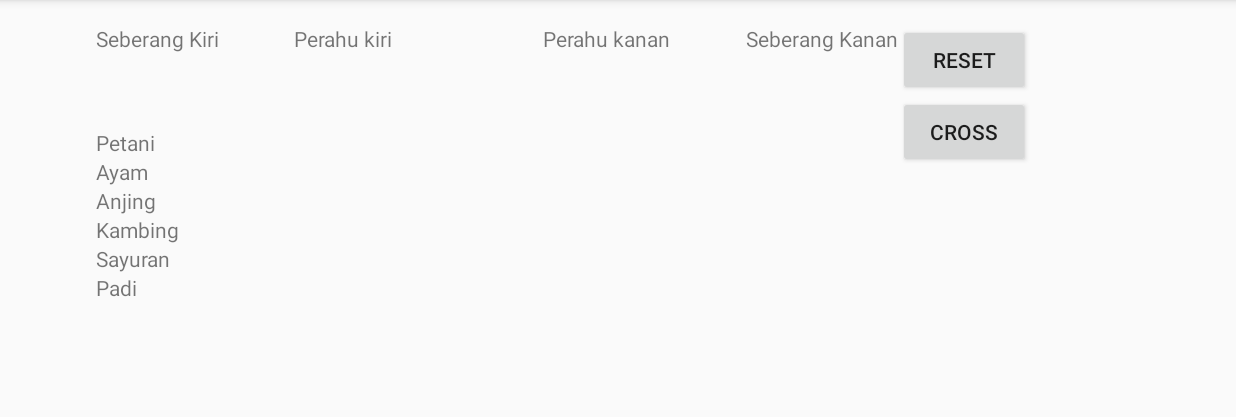
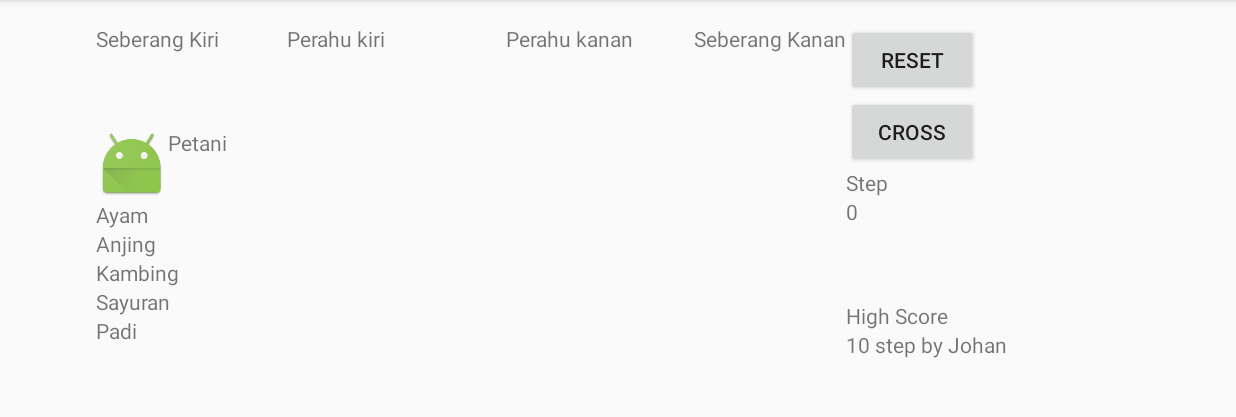
Before and after one commit to gunantosteven/RiverCrossing, an Android app: the screen it shows after launch (MainActivity), on a phone screen of 824 x 412 dp (held sideways), the part 72-489 px from its top. Run offline under Robolectric (Android 15) with nearby library versions, the phone set to English and light mode, and no system bars.

Commit message:
add step

```diff
--- a/app/src/main/java/com/gunsoft/rivercrossing/MainActivity.java
+++ b/app/src/main/java/com/gunsoft/rivercrossing/MainActivity.java
@@ -22,10 +22,12 @@ import android.widget.Toast;
 
 public class MainActivity extends ActionBarActivity {
 
-    TextView txtPetani, txtAyam, txtKambing, txtAnjing, txtSayuran, txtPadi;
+    TextView txtPetani, txtAyam, txtKambing, txtAnjing, txtSayuran, txtPadi, txtStep;
     LinearLayout linearlayout, seberangKiri, perahuKiri, perahuKanan, seberangKanan, sisiPerahuSekarang;
 
     String letakPerahu = "kiri";
+
+    int step = 0;
 
     @Override
     protected void onCreate(Bundle savedInstanceState) {
@@ -45,6 +47,8 @@ public class MainActivity extends ActionBarActivity {
         Button btnCross = (Button) findViewById(R.id.btnCross);
         Button btnReset = (Button) findViewById(R.id.btnReset);
 
+        txtStep = (TextView) findViewById(R.id.txtStep);
+
         //Urutan Logika IF
         // IF pertama seberang Kiri
         // Kedua perahu kiri
@@ -59,10 +63,15 @@ public class MainActivity extends ActionBarActivity {
 
                 switch (eventaction) {
                     case MotionEvent.ACTION_DOWN:
+                        // jika kapal diisi oleh lebih dari 3 objek maka ditolak
                         if((((ViewGroup)txtPetani.getParent()) == seberangKiri ||
                                 ((ViewGroup)txtPetani.getParent()) == seberangKanan) &&!checkPerahu())
                             return false;
-                        // finger touches the screen
+
+                        // add step
+                        txtStep.setText(++step + "");
+
+                        // start condition
                         if(((ViewGroup)txtPetani.getParent()) == seberangKiri && letakPerahu.equals("kiri"))
                         {
                             ((ViewGroup)txtPetani.getParent()).removeView(txtPetani);
@@ -99,11 +108,18 @@ public class MainActivity extends ActionBarActivity {
 
                 switch (eventaction) {
                     case MotionEvent.ACTION_DOWN:
+
+
+                        // jika kapal diisi oleh lebih dari 3 objek maka ditolak
                         if((((ViewGroup)txtAyam.getParent()) == seberangKiri
                             || ((ViewGroup)txtAyam.getParent()) == seberangKanan)
                             &&!checkPerahu())
                             return false;
-                        // finger touches the screen
+
+                        // add step
+                        txtStep.setText(++step + "");
+
+                        // start condition
                         if(((ViewGroup)txtAyam.getParent()) == seberangKiri && letakPerahu.equals("kiri"))
                         {
                             if(((ViewGroup)txtPadi.getParent()) == perahuKiri)
@@ -160,11 +176,18 @@ public class MainActivity extends ActionBarActivity {
 
                 switch (eventaction) {
                     case MotionEvent.ACTION_DOWN:
+
+                        // jika kapal diisi oleh lebih dari 3 objek maka ditolak
                         if((((ViewGroup)txtKambing.getParent()) == seberangKiri ||
                                 ((ViewGroup)txtKambing.getParent()) == seberangKanan)
                                         && !checkPerahu())
                             return false;
-                        // finger touches the screen
+
+
+                        // add step
+                        txtStep.setText(++step + "");
+
+                        // start condition
                         if(((ViewGroup)txtKambing.getParent()) == seberangKiri && letakPerahu.equals("kiri"))
                         {
                             if(((ViewGroup)txtSayuran.getParent()) == perahuKiri)
@@ -211,11 +234,18 @@ public class MainActivity extends ActionBarActivity {
 
                 switch (eventaction) {
                     case MotionEvent.ACTION_DOWN:
+
+                        // jika kapal diisi oleh lebih dari 3 objek maka ditolak
                         if((((ViewGroup)txtAnjing.getParent()) == seberangKiri
                                 || ((ViewGroup)txtAnjing.getParent()) == seberangKanan)
                                 && !checkPerahu())
                             return false;
-                        // finger touches the screen
+
+
+                        // add step
+                        txtStep.setText(++step + "");
+
+                        // start condition
                         if(((ViewGroup)txtAnjing.getParent()) == seberangKiri && letakPerahu.equals("kiri"))
                         {
                             if(((ViewGroup)txtAyam.getParent()) == perahuKiri)
@@ -262,11 +292,17 @@ public class MainActivity extends ActionBarActivity {
 
                 switch (eventaction) {
                     case MotionEvent.ACTION_DOWN:
+
+                        // jika kapal diisi oleh lebih dari 3 objek maka ditolak
                         if((((ViewGroup)txtSayuran.getParent()) == seberangKiri
                                 || ((ViewGroup)txtSayuran.getParent()) == seberangKanan)
                                 && !checkPerahu())
                             return false;
-                        // finger touches the screen
+
+                        // add step
+                        txtStep.setText(++step + "");
+
+                        // start condition
                         if(((ViewGroup)txtSayuran.getParent()) == seberangKiri && letakPerahu.equals("kiri"))
                         {
                             if(((ViewGroup)txtKambing.getParent()) == perahuKiri)
@@ -313,11 +349,18 @@ public class MainActivity extends ActionBarActivity {
 
                 switch (eventaction) {
                     case MotionEvent.ACTION_DOWN:
+
+                        // jika kapal diisi oleh lebih dari 3 objek maka ditolak
                         if((((ViewGroup)txtPadi.getParent()) == seberangKiri
                                 && ((ViewGroup)txtPadi.getParent()) == seberangKanan)
                                 || !checkPerahu())
                             return false;
-                        // finger touches the screen
+
+
+                        // add step
+                        txtStep.setText(++step + "");
+
+                        // start condition
                         if(((ViewGroup)txtPadi.getParent()) == seberangKiri && letakPerahu.equals("kiri"))
                         {
                             if(((ViewGroup)txtAyam.getParent()) == perahuKiri)
@@ -368,6 +411,7 @@ public class MainActivity extends ActionBarActivity {
             public void onClick(View view) {
                 LinearLayout seberang;
                 int count;
+                // initialize current position
                 if(letakPerahu.equals("kiri"))
                 {
                     seberang = seberangKiri;
@@ -411,6 +455,7 @@ public class MainActivity extends ActionBarActivity {
                     Toast.makeText(getApplicationContext(), "Tidak bisa menyebrang tidak ada objek", Toast.LENGTH_SHORT).show();
                     return;
                 }
+                // start to move
                 for(int i = 1; count > i; i++)
                 {
                     TextView t = (TextView) sisiPerahuSekarang.getChildAt(1);
@@ -491,6 +536,10 @@ public class MainActivity extends ActionBarActivity {
                 sisiPerahuSekarang = perahuKiri;
                 letakPerahu = "kiri";
 
+                // reset step
+                step = 0;
+                txtStep.setText("0");
+
                 dialog.dismiss();
             }
 
@@ -543,6 +592,10 @@ public class MainActivity extends ActionBarActivity {
 
                 sisiPerahuSekarang = perahuKiri;
                 letakPerahu = "kiri";
+
+                // reset step
+                step = 0;
+                txtStep.setText("0");
 
                 dialog.dismiss();
             }
--- a/app/src/main/res/layout/activity_main.xml
+++ b/app/src/main/res/layout/activity_main.xml
@@ -28,7 +28,8 @@
 
             <TextView android:text="Petani" android:layout_width="wrap_content"
                 android:layout_height="wrap_content"
-                android:id="@+id/txtPetani" />
+                android:id="@+id/txtPetani"
+                android:drawableLeft="@mipmap/ic_launcher" />
 
             <TextView
                 android:layout_width="wrap_content"
@@ -82,8 +83,8 @@
             android:orientation="vertical"
             android:layout_width="wrap_content"
             android:layout_height="match_parent"
-            android:layout_marginLeft="50dp"
-            android:layout_marginRight="50dp"
+            android:layout_marginLeft="40dp"
+            android:layout_marginRight="40dp"
             android:id="@+id/linearPerahuKiri">
 
             <TextView
@@ -99,8 +100,8 @@
             android:orientation="vertical"
             android:layout_width="wrap_content"
             android:layout_height="match_parent"
-            android:layout_marginLeft="50dp"
-            android:layout_marginRight="50dp"
+            android:layout_marginLeft="40dp"
+            android:layout_marginRight="40dp"
             android:id="@+id/linearPerahuKanan">
 
             <TextView
@@ -116,8 +117,7 @@
             android:orientation="vertical"
             android:layout_width="wrap_content"
             android:layout_height="match_parent"
-            android:id="@+id/linearSeberangKanan"
-            android:layout_marginRight="0dp">
+            android:id="@+id/linearSeberangKanan">
 
             <TextView
                 android:layout_width="wrap_content"
@@ -154,6 +154,31 @@
                 android:layout_alignParentEnd="true"
                 android:layout_gravity="bottom" />
 
+            <TextView
+                android:layout_width="wrap_content"
+                android:layout_height="wrap_content"
+                android:text="Step"
+                android:id="@+id/textView" />
+
+            <TextView
+                android:layout_width="wrap_content"
+                android:layout_height="wrap_content"
+                android:text="0"
+                android:id="@+id/txtStep" />
+
+            <TextView
+                android:layout_width="wrap_content"
+                android:layout_height="wrap_content"
+                android:text="High Score"
+                android:id="@+id/textView2"
+                android:layout_marginTop="50dp" />
+
+            <TextView
+                android:layout_width="wrap_content"
+                android:layout_height="wrap_content"
+                android:text="10 step by Johan"
+                android:id="@+id/textView3" />
+
         </LinearLayout>
 
 
```
